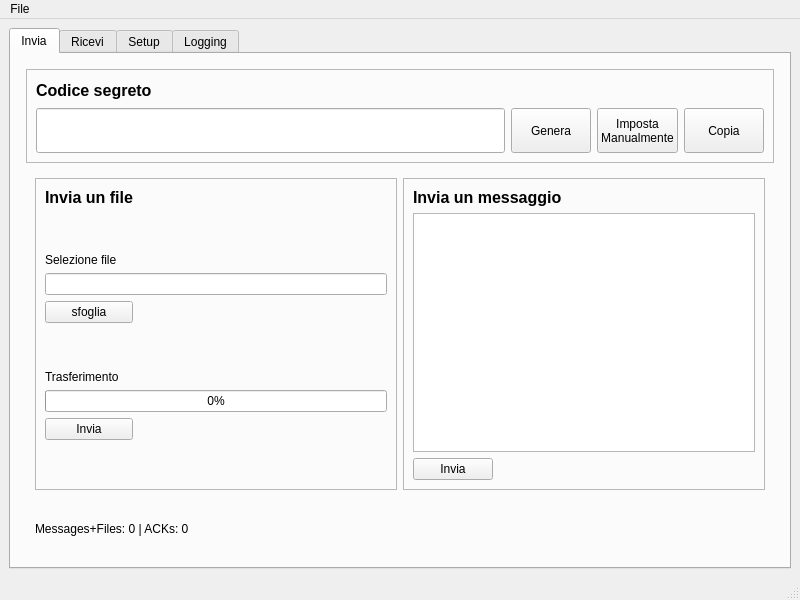
Before: the Qt Designer form mainwindow.ui in agentOfChaos/WormholeGui, drawn with Qt 5.
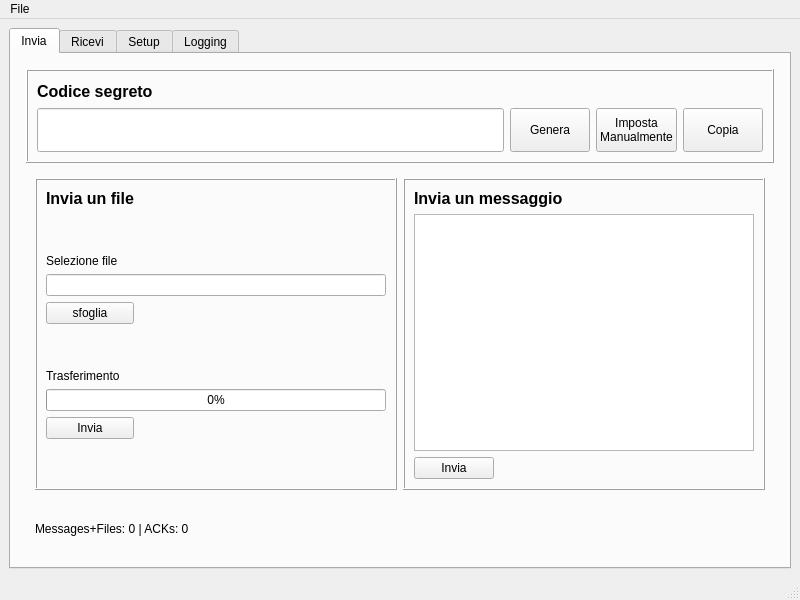
After: the same form once the commit is applied.

```diff
--- a/mainwindow.ui
+++ b/mainwindow.ui
@@ -63,7 +63,7 @@
                 </sizepolicy>
                </property>
                <property name="frameShape">
-                <enum>QFrame::StyledPanel</enum>
+                <enum>QFrame::Box</enum>
                </property>
                <property name="frameShadow">
                 <enum>QFrame::Raised</enum>
@@ -176,7 +176,7 @@
                      </sizepolicy>
                     </property>
                     <property name="frameShape">
-                     <enum>QFrame::StyledPanel</enum>
+                     <enum>QFrame::Box</enum>
                     </property>
                     <property name="frameShadow">
                      <enum>QFrame::Raised</enum>
@@ -311,7 +311,7 @@
                      </sizepolicy>
                     </property>
                     <property name="frameShape">
-                     <enum>QFrame::StyledPanel</enum>
+                     <enum>QFrame::Box</enum>
                     </property>
                     <property name="frameShadow">
                      <enum>QFrame::Raised</enum>
```
Left out of the diff: 6 changed lines with no effect on the pictures.
